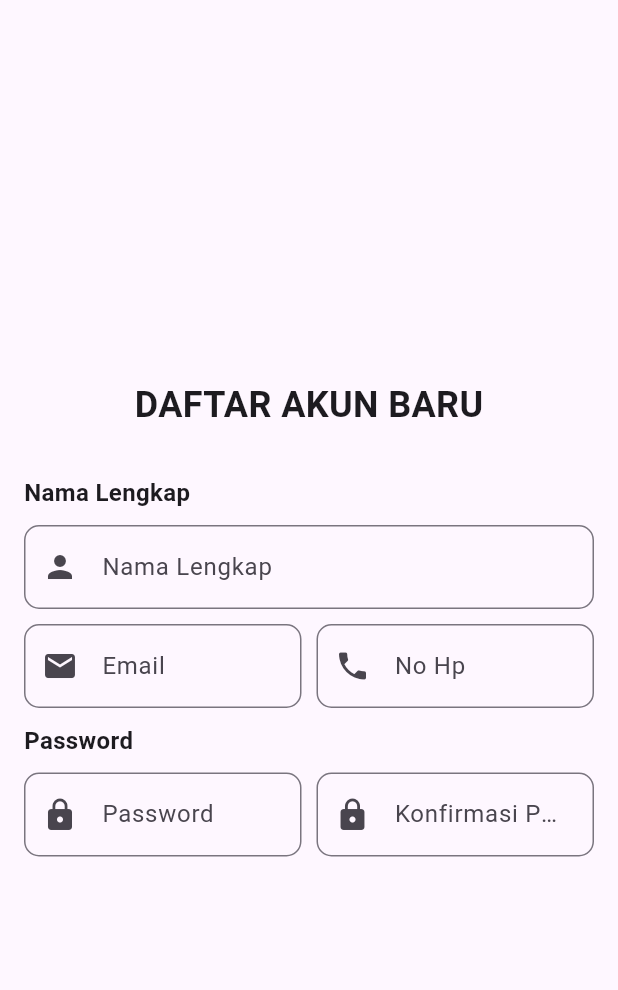
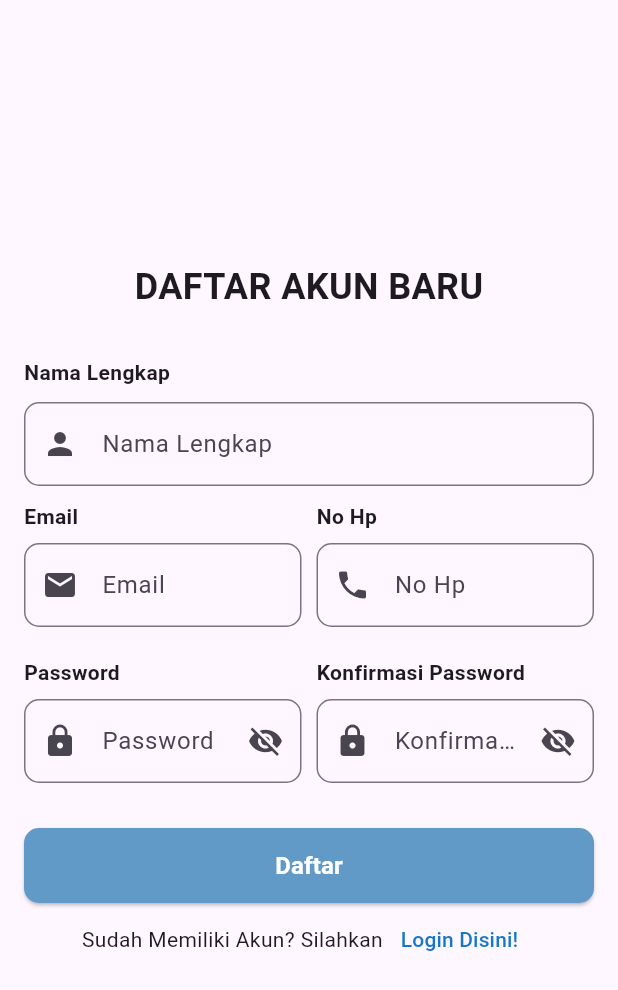
Before and after one commit to iamanggi/20220140123_UCP1Flutter, a Flutter app: the screen it shows after launch, on a phone screen of 412 x 824 dp. Shown: the top 990 px of the screen. Run offline on Flutter 3.47's test engine with Material 3 defaults, Android fonts, the phone set to English and light mode, and no system bars.

Commit message:
perbaiki tampilan pada register page

```diff
--- a/lib/register_page.dart
+++ b/lib/register_page.dart
@@ -16,6 +16,9 @@ class _RegisterPageState extends State<RegisterPage> {
   void initState() {
     super.initState();
   }
+
+  bool _obscurePassword = true; // buat toggle password
+  bool _obscureConfirmPassword = true;
 
   @override
   Widget build(BuildContext context) {
@@ -40,7 +43,7 @@ class _RegisterPageState extends State<RegisterPage> {
                   crossAxisAlignment: CrossAxisAlignment.start,
                   children: [
                     Text('Nama Lengkap', style: TextStyle(
-                      fontSize: 16, fontWeight: FontWeight.bold
+                      fontSize: 14, fontWeight: FontWeight.bold
                     ),),
                     const SizedBox(height: 10),
                     TextFormField(
@@ -61,13 +64,20 @@ class _RegisterPageState extends State<RegisterPage> {
                   ],
                 ),
               ),
-
               Padding(
                 padding: const EdgeInsets.only(top: 10),
                 child: Row(
                   children: [
                     Expanded(
-                      child: TextFormField(
+                      child: Column(
+                        crossAxisAlignment: CrossAxisAlignment.start,
+                        children: [
+                          Padding(
+                            padding: const EdgeInsets.only(bottom: 8),
+                            child:Text('Email', style: TextStyle(
+                                fontSize: 14, fontWeight: FontWeight.bold
+                                ))),
+                            TextFormField(
                               decoration: InputDecoration(
                                 hintText: 'Email',
                                 prefixIcon: Icon(Icons.email),
@@ -81,10 +91,20 @@ class _RegisterPageState extends State<RegisterPage> {
                                 }
                                 return null;
                               },
+                            ),
+                        ]
                       )),
                       const SizedBox(width: 10),
                       Expanded(
-                        child: TextFormField(
+                        child: Column(
+                          crossAxisAlignment: CrossAxisAlignment.start,
+                          children: [
+                            Padding(
+                              padding: const EdgeInsets.only(bottom: 8),
+                              child: Text('No Hp', style: TextStyle(
+                                fontSize: 14, fontWeight: FontWeight.bold
+                                ))),
+                              TextFormField(
                                 decoration: InputDecoration(
                                   prefixIcon: Icon(Icons.phone),
                                   hintText: 'No Hp',
@@ -99,26 +119,41 @@ class _RegisterPageState extends State<RegisterPage> {
                                   return null;
                                 },
                               ),
+                              ],
+                            ),
                           )
                         ],
                       ),
                     ),
+                    const SizedBox(height: 10),
                     Padding(
                       padding: const EdgeInsets.only(top: 10),
+                      child: Row(
+                        children: [
+                          Expanded(
                             child: Column(
                               crossAxisAlignment: CrossAxisAlignment.start,
                               children: [
-                    Text('Password', style: TextStyle(
-                      fontSize: 16, fontWeight: FontWeight.bold
-                    ),),
-                    const SizedBox(height: 10),
-                    Row(
-                      children: [
-                        Expanded(
-                          child: TextFormField(
+                                Padding(
+                                  padding: const EdgeInsets.only(bottom: 8),
+                                  child: Text('Password', style: TextStyle(
+                                  fontSize: 14, fontWeight: FontWeight.bold
+                                  ))),
+                                  TextFormField(
+                                    obscureText: _obscurePassword,
                                     decoration: InputDecoration(
                                       hintText: 'Password',
                                       prefixIcon: Icon(Icons.lock),
+                                      suffixIcon: InkWell(
+                                      onTap: () {
+                                        setState(() {
+                                          _obscurePassword = !_obscurePassword;
+                                        });
+                                      },
+                                      child: Icon(
+                                        _obscurePassword ? Icons.visibility_off : Icons.visibility,
+                                      ),
+                                    ),
                                       border: OutlineInputBorder(
                                         borderRadius: BorderRadius.all(Radius.circular(10))
                                       )
@@ -129,12 +164,34 @@ class _RegisterPageState extends State<RegisterPage> {
                                       }
                                       return null;
                                     },
-                          )),
+                                  ),
+                              ]
+                            )
+                            ),
                             const SizedBox(width: 10),
                             Expanded(
-                            child: TextFormField(
+                              child: Column(
+                                crossAxisAlignment: CrossAxisAlignment.start,
+                                children: [
+                                  Padding(
+                                    padding: const EdgeInsets.only(bottom: 8),
+                                    child: Text('Konfirmasi Password',  style: TextStyle(
+                                  fontSize: 14, fontWeight: FontWeight.bold
+                                  ))),
+                                  TextFormField(
+                                    obscureText: _obscureConfirmPassword,
                                     decoration: InputDecoration(
                                       prefixIcon: Icon(Icons.lock),
+                                      suffixIcon: InkWell(
+                                        onTap: () {
+                                          setState(() {
+                                            _obscureConfirmPassword = !_obscureConfirmPassword;
+                                          });
+                                        },
+                                        child: Icon(
+                                          _obscureConfirmPassword ? Icons.visibility_off : Icons.visibility,
+                                        ),
+                                      ),
                                       hintText: 'Konfirmasi Password',
                                       border: OutlineInputBorder(
                                         borderRadius: BorderRadius.all(Radius.circular(10))
@@ -147,18 +204,55 @@ class _RegisterPageState extends State<RegisterPage> {
                                       return null;
                                     },
                                   ),
+                                ],
+                              ),
                             )
                         ],
                       ),
+                    ),
+                    Padding(
+                    padding: const EdgeInsets.only(top: 30.0),
+                    child: SizedBox(
+                      width: 500,
+                      height: 50,
+                      child: ElevatedButton.icon(
+                        onPressed: () {
+                          if (_formKey.currentState!.validate()) {
+                            ScaffoldMessenger.of(context).showSnackBar(
+                              SnackBar(content: Text('Berhasil Masuk!')),
+                            );
+                          }
+                        },
+                        style: ElevatedButton.styleFrom(
+                          backgroundColor: const Color.fromARGB(255, 97, 153, 199),
+                          shape: RoundedRectangleBorder(
+                            borderRadius: BorderRadius.circular(10), // sudut bulat // warna border
+                          ),
+                        ),
+                        label: Text(
+                          'Daftar',
+                          style: TextStyle(
+                            fontSize: 16,
+                            fontWeight: FontWeight.bold,
+                            color: Colors.white,
+                          ),
+                        ),
+                      ),
+                    ),
+                  ),
+                  Row(
+                    mainAxisAlignment: MainAxisAlignment.center,
+                    children: [
+                      Text('Sudah Memiliki Akun? Silahkan'),
+                      TextButton(onPressed: (){}
+                      , child: Text('Login Disini!',
+                      style: TextStyle(color: const Color.fromARGB(255, 21, 119, 200)),))
+                    ],
+                  )
                 ],
             ),
+          )
       ),
-              ]
-
-            ),
-          )
-        )
-
     );
   }
 }
```
Lines whose indentation alone changed are shown as unchanged.
